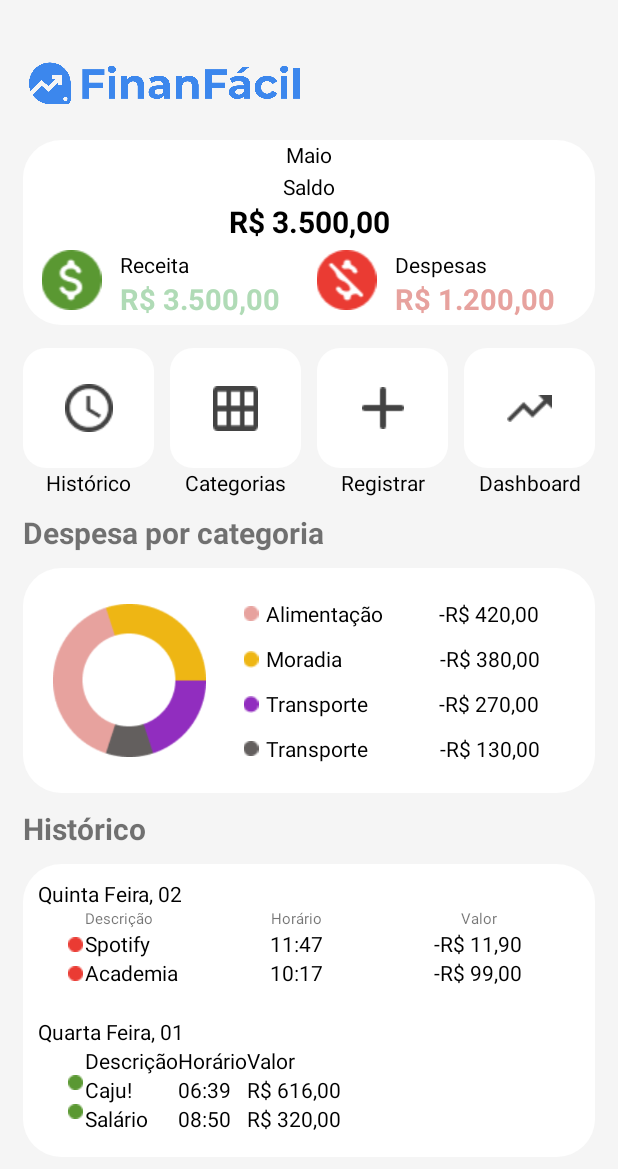
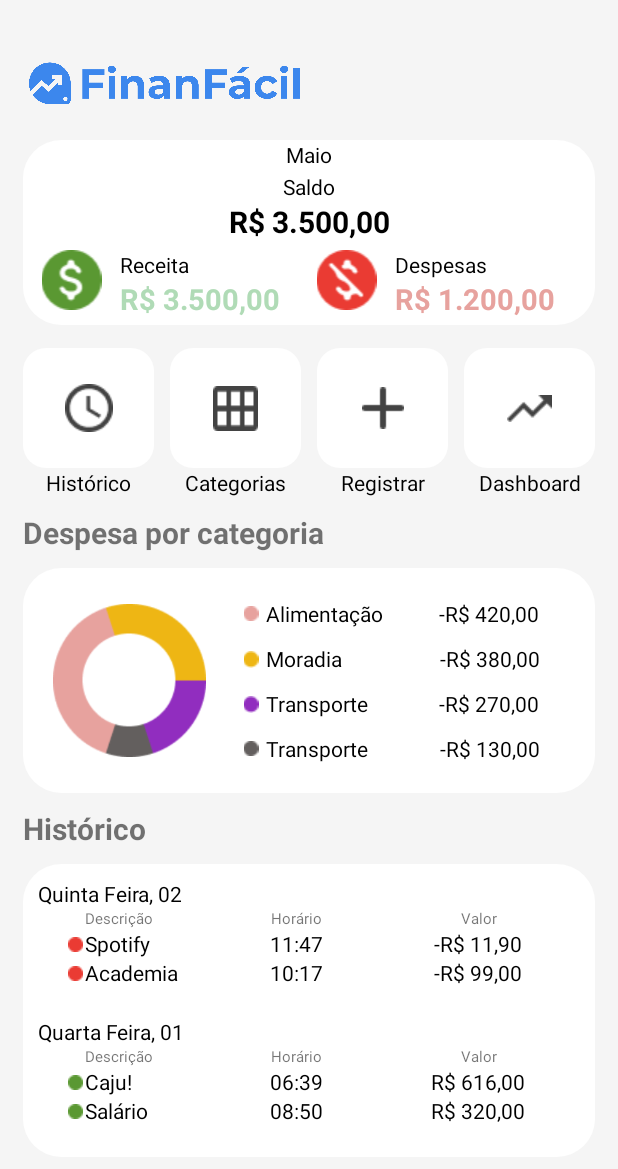
Before and after one commit to LuanaSeres/FinanceApp, an Android app built with Jetpack Compose: the layout home.xml on its own in the app's theme, with its tools: preview values and no code run, on a phone screen of 412 x 824 dp. Shown: the top 1169 px of the screen. Run offline under Robolectric (Android 15) with nearby library versions, the phone set to English and light mode, and no system bars.

Commit message:
finalizando a pagina home

```diff
--- a/app/src/main/res/layout/home.xml
+++ b/app/src/main/res/layout/home.xml
@@ -609,16 +609,16 @@
                 </LinearLayout>
 
                 <LinearLayout
-                    android:layout_width="wrap_content"
+                    android:layout_width="88dp"
                     android:layout_height="match_parent"
                     android:orientation="vertical">
 
                     <TextView
-                        android:id="@+id/textView63"
+                        android:id="@+id/textView12"
                         android:layout_width="match_parent"
                         android:layout_height="wrap_content"
                         android:text="Descrição"
-                        android:textColor="#000000" />
+                        android:textSize="10sp" />
 
                     <TextView
                         android:id="@+id/textView64"
@@ -636,22 +636,24 @@
                 </LinearLayout>
 
                 <LinearLayout
-                    android:layout_width="wrap_content"
+                    android:layout_width="106dp"
                     android:layout_height="match_parent"
                     android:orientation="vertical">
 
                     <TextView
-                        android:id="@+id/textView66"
+                        android:id="@+id/textView17"
                         android:layout_width="match_parent"
                         android:layout_height="wrap_content"
                         android:text="Horário"
-                        android:textColor="#000000" />
+                        android:textAlignment="center"
+                        android:textSize="10sp" />
 
                     <TextView
                         android:id="@+id/textView67"
                         android:layout_width="match_parent"
                         android:layout_height="wrap_content"
                         android:text="06:39"
+                        android:textAlignment="center"
                         android:textColor="#000000" />
 
                     <TextView
@@ -659,6 +661,7 @@
                         android:layout_width="match_parent"
                         android:layout_height="wrap_content"
                         android:text="08:50"
+                        android:textAlignment="center"
                         android:textColor="#000000" />
                 </LinearLayout>
 
@@ -668,17 +671,19 @@
                     android:orientation="vertical">
 
                     <TextView
-                        android:id="@+id/textView69"
+                        android:id="@+id/textView24"
                         android:layout_width="match_parent"
                         android:layout_height="wrap_content"
                         android:text="Valor"
-                        android:textColor="#000000" />
+                        android:textAlignment="center"
+                        android:textSize="10sp" />
 
                     <TextView
                         android:id="@+id/textView70"
                         android:layout_width="match_parent"
                         android:layout_height="wrap_content"
                         android:text="R$ 616,00"
+                        android:textAlignment="center"
                         android:textColor="#000000" />
 
                     <TextView
@@ -686,6 +691,7 @@
                         android:layout_width="match_parent"
                         android:layout_height="wrap_content"
                         android:text="R$ 320,00"
+                        android:textAlignment="center"
                         android:textColor="#000000" />
                 </LinearLayout>
             </LinearLayout>
```
